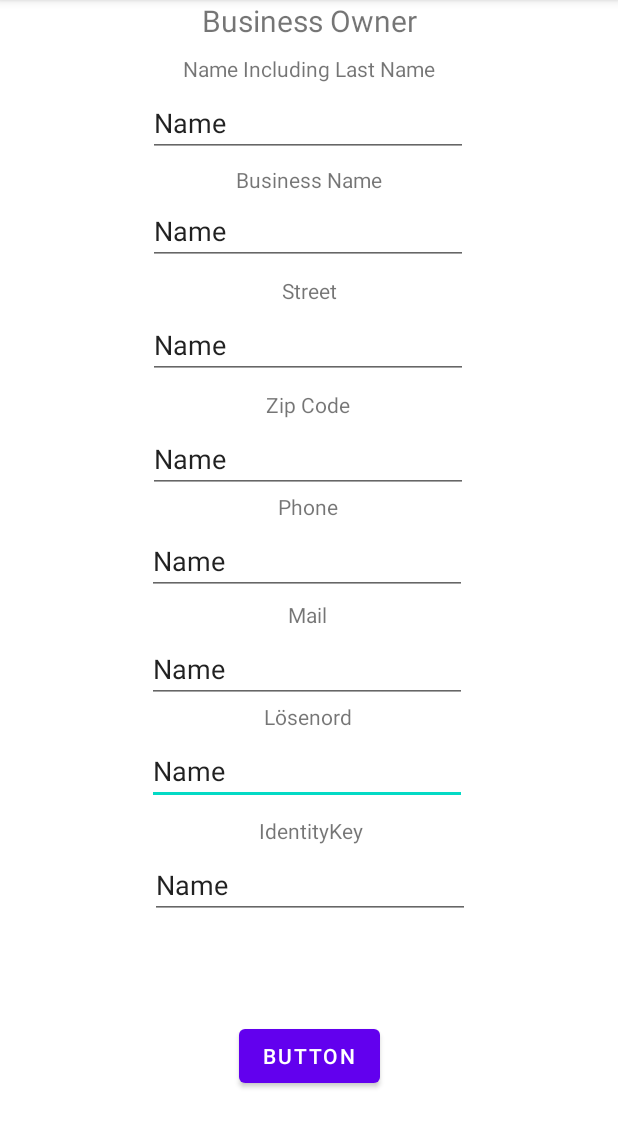
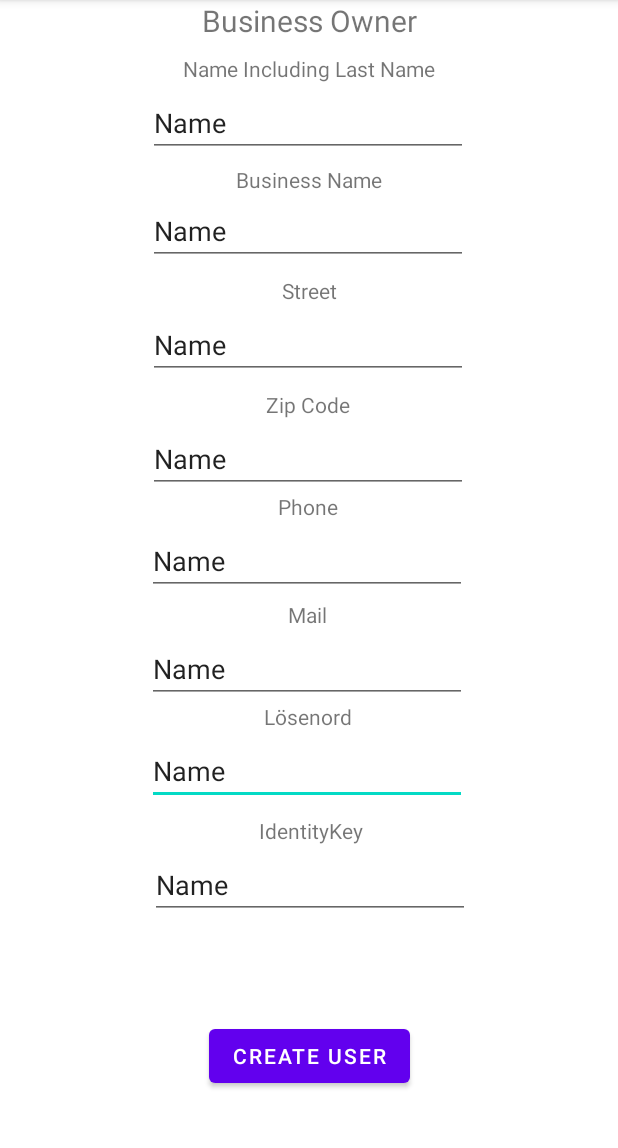
Before and after one commit to tuktukjohansson/projekt7, an Android app: the CreateBOActivity screen opened directly, with no data from a screen before it, on a phone screen of 412 x 824 dp, the part 84-1232 px from its top. Run offline under Robolectric (Android 15) with nearby library versions, the phone set to English and light mode, and no system bars.

Commit message:
Håller på med fireBase så att man kan skapa en user med mail och password som login uppgifter.

```diff
--- a/app/build.gradle
+++ b/app/build.gradle
@@ -1,6 +1,7 @@
 plugins {
     id 'com.android.application'
     id 'kotlin-android'
+    id 'com.google.gms.google-services'
 }
 
 android {
@@ -37,6 +38,8 @@ dependencies {
     implementation 'androidx.appcompat:appcompat:1.3.1'
     implementation 'com.google.android.material:material:1.4.0'
     implementation 'androidx.constraintlayout:constraintlayout:2.1.1'
+    implementation 'com.google.firebase:firebase-firestore-ktx:23.0.4'
+    implementation 'com.google.firebase:firebase-auth-ktx:21.0.1'
     testImplementation 'junit:junit:4.+'
     androidTestImplementation 'androidx.test.ext:junit:1.1.3'
     androidTestImplementation 'androidx.test.espresso:espresso-core:3.4.0'
--- a/app/src/main/AndroidManifest.xml
+++ b/app/src/main/AndroidManifest.xml
@@ -10,13 +10,13 @@
         android:supportsRtl="true"
         android:theme="@style/Theme.Projekt7">
         <activity
-            android:name=".MainActivity"
-            android:exported="true" />
-        <activity
             android:name=".CreateBOActivity"
             android:exported="true" />
         <activity
             android:name=".CreateRUActivity"
+            android:exported="true" />
+        <activity
+            android:name=".MainActivity"
             android:exported="true">
             <intent-filter>
                 <action android:name="android.intent.action.MAIN" />
--- a/app/src/main/java/com/example/projekt7/BusinessOwner.kt
+++ b/app/src/main/java/com/example/projekt7/BusinessOwner.kt
@@ -1,5 +1,5 @@
 package com.example.projekt7
 
-class BusinessOwner (name: String, business : String, adressStreet: String, townZipCode: String, phone: Int,
-                    mail: String, password: String, x: Int, y:Int) {
+class BusinessOwner (var name: String, var business : String, var adressStreet: String, var townZipCode: String, var phone: Int,
+                    var mail: String, var password: String, var x: Int = 0, var y:Int = 0) {
 }
--- a/app/src/main/java/com/example/projekt7/DataManager.kt
+++ b/app/src/main/java/com/example/projekt7/DataManager.kt
@@ -2,5 +2,5 @@ package com.example.projekt7
 
 object DataManager {
     var regularUserList = mutableListOf<RegularUser>()
-
+    var businessOwnerList = mutableListOf<BusinessOwner>()
 }
--- a/app/src/main/res/layout/activity_create_boactivity.xml
+++ b/app/src/main/res/layout/activity_create_boactivity.xml
@@ -12,7 +12,7 @@
         android:layout_height="wrap_content"
         android:layout_marginBottom="4dp"
         android:text="Mail"
-        app:layout_constraintBottom_toTopOf="@+id/editTextTextPersonName6"
+        app:layout_constraintBottom_toTopOf="@+id/editTextMail"
         app:layout_constraintEnd_toEndOf="parent"
         app:layout_constraintHorizontal_bias="0.498"
         app:layout_constraintStart_toStartOf="parent" />
@@ -23,13 +23,13 @@
         android:layout_height="wrap_content"
         android:layout_marginBottom="4dp"
         android:text="Lösenord"
-        app:layout_constraintBottom_toTopOf="@+id/editTextTextPersonName7"
+        app:layout_constraintBottom_toTopOf="@+id/editTextPassword"
         app:layout_constraintEnd_toEndOf="parent"
         app:layout_constraintHorizontal_bias="0.498"
         app:layout_constraintStart_toStartOf="parent" />
 
     <EditText
-        android:id="@+id/editTextTextPersonName7"
+        android:id="@+id/editTextPassword"
         android:layout_width="wrap_content"
         android:layout_height="wrap_content"
         android:layout_marginTop="464dp"
@@ -42,7 +42,7 @@
         app:layout_constraintTop_toBottomOf="@+id/textView" />
 
     <EditText
-        android:id="@+id/editTextTextPersonName6"
+        android:id="@+id/editTextMail"
         android:layout_width="wrap_content"
         android:layout_height="wrap_content"
         android:layout_marginTop="396dp"
@@ -60,13 +60,13 @@
         android:layout_height="wrap_content"
         android:layout_marginBottom="4dp"
         android:text="Phone"
-        app:layout_constraintBottom_toTopOf="@+id/editTextTextPersonName5"
+        app:layout_constraintBottom_toTopOf="@+id/editTextPhone"
         app:layout_constraintEnd_toEndOf="parent"
         app:layout_constraintHorizontal_bias="0.498"
         app:layout_constraintStart_toStartOf="parent" />
 
     <EditText
-        android:id="@+id/editTextTextPersonName5"
+        android:id="@+id/editTextPhone"
         android:layout_width="wrap_content"
         android:layout_height="wrap_content"
         android:layout_marginTop="324dp"
@@ -79,7 +79,7 @@
         app:layout_constraintTop_toBottomOf="@+id/textView" />
 
     <EditText
-        android:id="@+id/editTextPassword"
+        android:id="@+id/editTextZip"
         android:layout_width="wrap_content"
         android:layout_height="wrap_content"
         android:layout_marginTop="256dp"
@@ -97,7 +97,7 @@
         android:layout_height="wrap_content"
         android:layout_marginBottom="4dp"
         android:text="Zip Code"
-        app:layout_constraintBottom_toTopOf="@+id/editTextPassword"
+        app:layout_constraintBottom_toTopOf="@+id/editTextZip"
         app:layout_constraintEnd_toEndOf="parent"
         app:layout_constraintHorizontal_bias="0.498"
         app:layout_constraintStart_toStartOf="parent" />
@@ -126,7 +126,7 @@
         app:layout_constraintTop_toTopOf="parent" />
 
     <EditText
-        android:id="@+id/editTextMail"
+        android:id="@+id/editTextBusiness"
         android:layout_width="wrap_content"
         android:layout_height="wrap_content"
         android:layout_marginTop="104dp"
@@ -144,7 +144,7 @@
         android:layout_height="wrap_content"
         android:layout_marginBottom="2dp"
         android:text="Business Name"
-        app:layout_constraintBottom_toTopOf="@+id/editTextMail"
+        app:layout_constraintBottom_toTopOf="@+id/editTextBusiness"
         app:layout_constraintEnd_toEndOf="parent"
         app:layout_constraintStart_toStartOf="parent" />
 
@@ -154,13 +154,13 @@
         android:layout_height="wrap_content"
         android:layout_marginBottom="4dp"
         android:text="Street"
-        app:layout_constraintBottom_toTopOf="@+id/editTextUserName"
+        app:layout_constraintBottom_toTopOf="@+id/editTextStreet"
         app:layout_constraintEnd_toEndOf="parent"
         app:layout_constraintHorizontal_bias="0.501"
         app:layout_constraintStart_toStartOf="parent" />
 
     <EditText
-        android:id="@+id/editTextUserName"
+        android:id="@+id/editTextStreet"
         android:layout_width="wrap_content"
         android:layout_height="wrap_content"
         android:layout_marginTop="180dp"
@@ -188,13 +188,13 @@
         android:layout_height="wrap_content"
         android:layout_marginBottom="4dp"
         android:text="IdentityKey"
-        app:layout_constraintBottom_toTopOf="@+id/editTextTextPersonName9"
+        app:layout_constraintBottom_toTopOf="@+id/editTextIdentityKey"
         app:layout_constraintEnd_toEndOf="parent"
         app:layout_constraintHorizontal_bias="0.504"
         app:layout_constraintStart_toStartOf="parent" />
 
     <EditText
-        android:id="@+id/editTextTextPersonName9"
+        android:id="@+id/editTextIdentityKey"
         android:layout_width="wrap_content"
         android:layout_height="wrap_content"
         android:layout_marginTop="540dp"
@@ -211,7 +211,7 @@
         android:layout_width="wrap_content"
         android:layout_height="wrap_content"
         android:layout_marginBottom="40dp"
-        android:text="Button"
+        android:text="Create User"
         app:layout_constraintBottom_toBottomOf="parent"
         app:layout_constraintEnd_toEndOf="parent"
         app:layout_constraintHorizontal_bias="0.5"
--- a/build.gradle
+++ b/build.gradle
@@ -7,6 +7,7 @@ buildscript {
     dependencies {
         classpath "com.android.tools.build:gradle:7.0.2"
         classpath "org.jetbrains.kotlin:kotlin-gradle-plugin:1.5.31"
+        classpath 'com.google.gms:google-services:4.3.10'
 
         // NOTE: Do not place your application dependencies here; they belong
         // in the individual module build.gradle files
```
Also changed, not shown: app/src/main/java/com/example/projekt7/CreateBOActivity.kt (+52 -0 lines), app/src/main/java/com/example/projekt7/CreateRUActivity.kt (+8 -1 lines), 1 other file.
